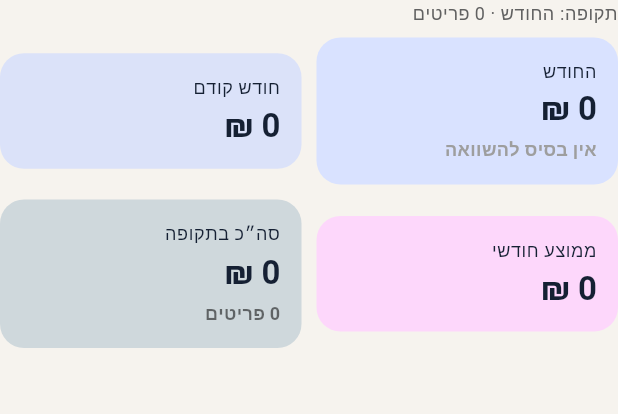
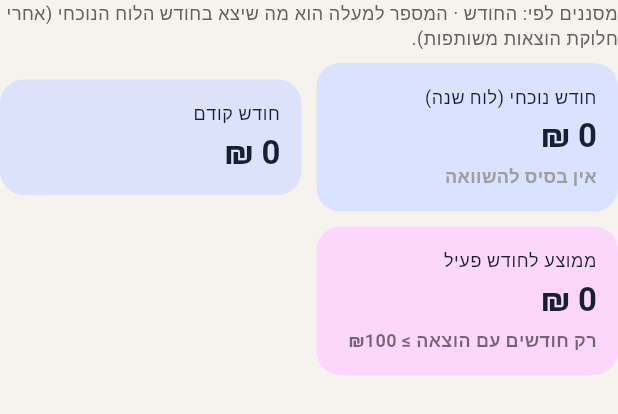
Before and after one commit to nirnajar1-stack/Life, a Flutter app: the _KpiStrip widget shown alone on an empty page, opened directly with empty values, on a phone screen of 412 x 824 dp. Shown: the top 414 px of the screen. Run offline on Flutter 3.47's test engine with Material 3 defaults, Android fonts, the phone set to English and light mode, and no system bars; our stand-ins replace flutter_riverpod, google_fonts, image_picker, supabase_flutter; missing offline and left inert: dart:js_interop; accounts and stored records are empty; Roboto replaces fonts that are missing (Heebo).

Commit message:
Clarify analytics KPI labels so month vs period totals are not confused.
Hide the duplicate period total when the chip is already "החודש", and spell out that calendar-month and chip-period measure different windows.

Co-authored-by: nirnajar1-stack <nirnajar1-stack@users.noreply.github.com>

```diff
--- a/lib/features/expenses/presentation/widgets/expenses_dashboard_view.dart
+++ b/lib/features/expenses/presentation/widgets/expenses_dashboard_view.dart
@@ -257,9 +257,12 @@ class _KpiStrip extends StatelessWidget {
         : (mom <= 0 ? Colors.green.shade700 : Colors.red.shade700);
 
     final isWide = MediaQuery.sizeOf(context).width >= 900;
-    final cards = [
+    final periodIsThisMonth = dashboard.period == ExpensePeriod.thisMonth;
+    // When the chip is "החודש", period total == calendar month — don't show
+    // two competing "spend" numbers that look like a contradiction.
+    final cards = <Widget>[
       _KpiCard(
-        label: 'החודש',
+        label: 'חודש נוכחי (לוח שנה)',
         value: _currency.format(dashboard.thisMonthTotal),
         subtitle: momLabel,
         subtitleColor: momColor,
@@ -271,27 +274,34 @@ class _KpiStrip extends StatelessWidget {
         color: Theme.of(context).colorScheme.secondaryContainer,
       ),
       _KpiCard(
-        label: 'ממוצע חודשי',
+        label: 'ממוצע לחודש פעיל',
         value: _currency.format(dashboard.averageMonthTotal),
+        subtitle: 'רק חודשים עם הוצאה ≥ ₪100',
         color: Theme.of(context).colorScheme.tertiaryContainer,
       ),
+      if (!periodIsThisMonth)
         _KpiCard(
-        label: 'סה״כ בתקופה',
+          label: 'סה״כ · ${dashboard.period.label}',
           value: _currency.format(dashboard.grandTotal),
-        subtitle: '${dashboard.totalItems} פריטים',
+          subtitle: '${dashboard.totalItems} פריטים לפי הצ׳יפ למעלה',
           color: Colors.blueGrey.shade100,
         ),
     ];
 
     return Column(
+      crossAxisAlignment: CrossAxisAlignment.stretch,
       children: [
-        Align(
-          alignment: Alignment.centerRight,
-          child: Text(
-            'תקופה: ${dashboard.period.label} · ${dashboard.totalItems} פריטים',
+        Text(
+          periodIsThisMonth
+              ? 'מסננים לפי: ${dashboard.period.label} · '
+                  'המספר למעלה הוא מה שיצא בחודש הלוח הנוכחי '
+                  '(אחרי חלוקת הוצאות משותפות).'
+              : 'מסננים לפי: ${dashboard.period.label} · '
+                  '«חודש נוכחי» תמיד לוח שנה מלא · '
+                  '«סה״כ · ${dashboard.period.label}» רק לפי הצ׳יפ.',
           style: Theme.of(context).textTheme.bodySmall?.copyWith(
                 color: Colors.grey.shade700,
-                ),
+                height: 1.35,
               ),
         ),
         const SizedBox(height: 8),
@@ -305,21 +315,20 @@ class _KpiStrip extends StatelessWidget {
             ],
           )
         else ...[
+          for (var i = 0; i < cards.length; i += 2) ...[
+            if (i > 0) const SizedBox(height: 10),
             Row(
               children: [
-              Expanded(child: cards[0]),
+                Expanded(child: cards[i]),
                 const SizedBox(width: 10),
-              Expanded(child: cards[1]),
+                Expanded(
+                  child: i + 1 < cards.length
+                      ? cards[i + 1]
+                      : const SizedBox.shrink(),
+                ),
               ],
             ),
-          const SizedBox(height: 10),
-          Row(
-            children: [
-              Expanded(child: cards[2]),
-              const SizedBox(width: 10),
-              Expanded(child: cards[3]),
           ],
-          ),
         ],
       ],
     );
```
Lines whose indentation alone changed are shown as unchanged.
